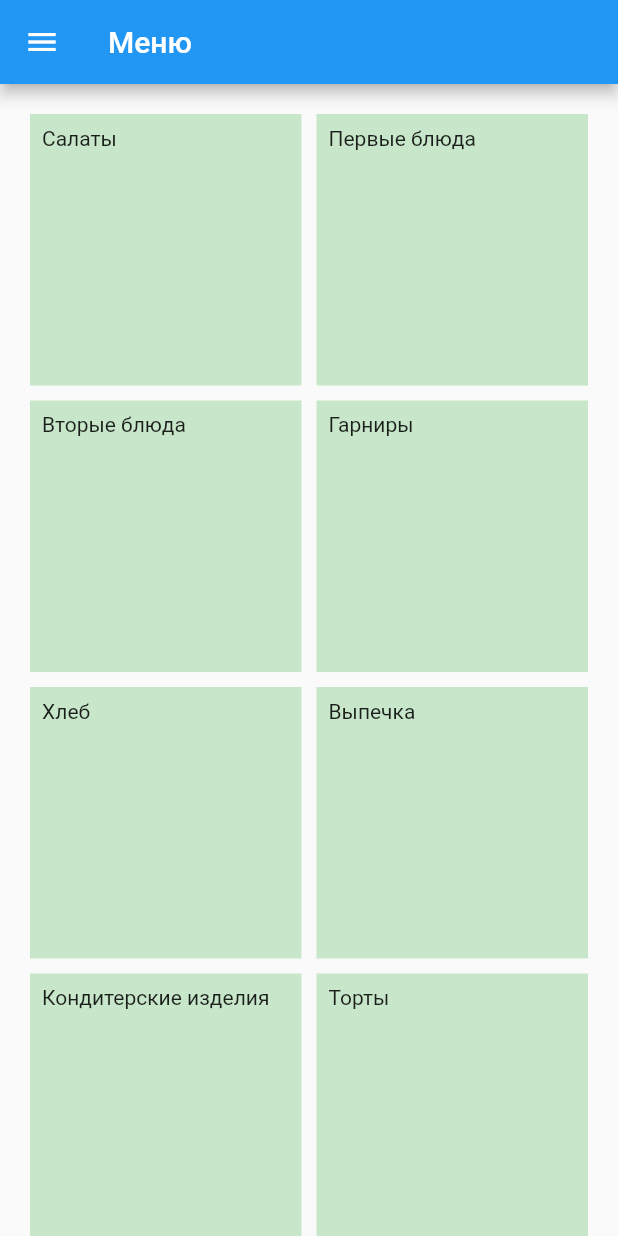
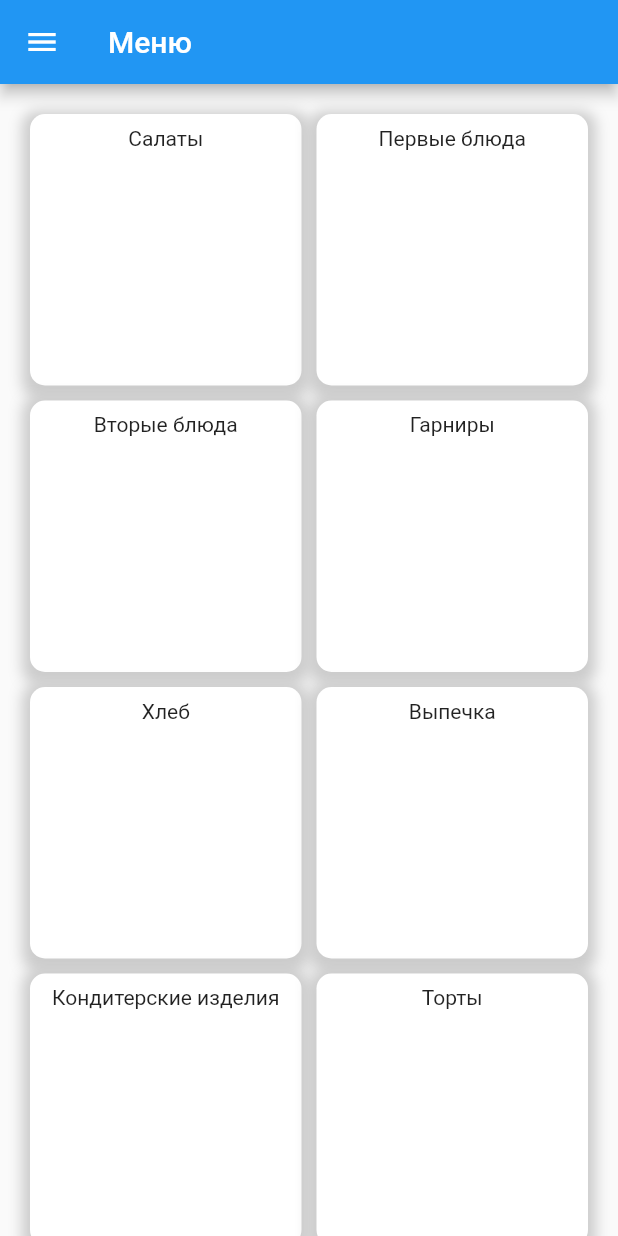
Before and after one commit to greenfield0000/go-food, a Flutter app: the MainPage screen opened by its route, on a phone screen of 412 x 824 dp. Run offline on Flutter 3.47's test engine with Material 2 defaults, Android fonts, the phone set to English and light mode, and no system bars.

Commit message:
Create card category

```diff
--- a/mobile/lib/main.dart
+++ b/mobile/lib/main.dart
@@ -1,7 +1,7 @@
 import 'package:flutter/material.dart';
 import 'package:mobile/pages/login-page.dart';
 
-import 'pages/main-page.dart';
+import 'pages/category-page.dart';
 
 void main() {
   runApp(MyApp());
--- /dev/null
+++ b/mobile/lib/pages/category-page.dart
@@ -0,0 +1,129 @@
+import 'dart:ui';
+
+import 'package:flutter/cupertino.dart';
+import 'package:flutter/material.dart';
+import 'package:flutter/painting.dart';
+
+class MainPage extends StatefulWidget {
+  MainPage({Key key, String tittle}) : super(key: key);
+
+  @override
+  _MainPageState createState() => _MainPageState();
+}
+
+class _MainPageState extends State<MainPage> {
+  /*
+  * Построение списка категорий
+  */
+  CustomScrollView buildCustomScrollView() {
+    return CustomScrollView(
+      primary: false,
+      slivers: <Widget>[
+        SliverPadding(
+          padding: const EdgeInsets.all(20),
+          sliver: SliverGrid.count(
+            crossAxisSpacing: 10,
+            mainAxisSpacing: 10,
+            crossAxisCount: 2,
+            children: <Widget>[
+              _buildCategoryItem(context, "Салаты"),
+              _buildCategoryItem(context, "Первые блюда"),
+              _buildCategoryItem(context, "Вторые блюда"),
+              _buildCategoryItem(context, "Гарниры"),
+              _buildCategoryItem(context, "Хлеб"),
+              _buildCategoryItem(context, "Выпечка"),
+              _buildCategoryItem(context, "Кондитерские изделия"),
+              _buildCategoryItem(context, "Торты")
+            ],
+          ),
+        ),
+      ],
+    );
+  }
+
+  /*
+   * Создание категории меню
+   */
+  Builder _buildCategoryItem(BuildContext context, String text) {
+    return Builder(
+      builder: (context) => Container(
+        child: InkWell(
+          onTap: () {
+            Scaffold.of(context).showSnackBar(SnackBar(
+              content: Text(
+                "Выбрана категория '" + text + '\'',
+                textAlign: TextAlign.center,
+                style: TextStyle(fontSize: 16.0, fontWeight: FontWeight.bold),
+              ),
+              duration: Duration(seconds: 2),
+            ));
+          },
+          child: Container(
+            padding: const EdgeInsets.all(8),
+            decoration: BoxDecoration(
+              boxShadow: [
+                BoxShadow(
+                  color: Colors.grey.withOpacity(0.5),
+                  spreadRadius: 5,
+                  blurRadius: 7,
+                  offset: Offset(0, 3), // changes position of shadow
+                ),
+              ],
+              color: Colors.white,
+              borderRadius: BorderRadius.all(Radius.circular(10.0)),
+            ),
+            child: Text(
+              text.toString(),
+              textAlign: TextAlign.center,
+            ),
+//            color: Colors.green[100],
+          ),
+        ),
+      ),
+    );
+  }
+
+  @override
+  Widget build(BuildContext context) {
+    return Scaffold(
+        appBar: AppBar(
+          title: Text('Меню'),
+        ),
+        drawer: Drawer(
+          child: ListView(
+            padding: EdgeInsets.zero,
+            children: [
+              DrawerHeader(
+                decoration: BoxDecoration(
+                  color: Colors.blue,
+                ),
+                padding: EdgeInsets.all(10),
+                child: CircleAvatar(
+//                    radius: 10,
+//                    backgroundColor: Color(0xffFDCF09),
+                  child: CircleAvatar(
+                    radius: 75,
+                    backgroundImage: NetworkImage(
+                        'https://sun9-57.userapi.com/c855628/v855628430/83a6e/7mr8s5PVxvY.jpg'),
+                  ),
+                ),
+              ),
+              _buildListTileDrawer(Icon(Icons.account_circle), Text('Профиль')),
+              _buildListTileDrawer(Icon(Icons.message), Text('Сообщения')),
+              _buildListTileDrawer(Icon(Icons.settings), Text('Настройки')),
+            ],
+          ),
+        ),
+        body: buildCustomScrollView());
+  }
+
+/*
+ * Создание итема слайдер бара
+ */
+  ListTile _buildListTileDrawer(Icon icon, Text text) {
+    return ListTile(
+      leading: icon,
+      title: text,
+    );
+  }
+}
--- a/mobile/lib/pages/main-page.dart
+++ /dev/null
@@ -1,95 +0,0 @@
-import 'package:flutter/cupertino.dart';
-import 'package:flutter/material.dart';
-
-class MainPage extends StatefulWidget {
-  MainPage({Key key, String tittle}) : super(key: key);
-
-  @override
-  _MainPageState createState() => _MainPageState();
-}
-
-class _MainPageState extends State<MainPage> {
-  @override
-  Widget build(BuildContext context) {
-    return Container(
-      child: Scaffold(
-          appBar: AppBar(
-            title: Text('Меню'),
-          ),
-          drawer: Drawer(
-            child: ListView(
-              padding: EdgeInsets.zero,
-              children: [
-                DrawerHeader(
-                  decoration: BoxDecoration(
-                    color: Colors.blue,
-                  ),
-                  child: Text(
-                    'Drawer',
-                    style: TextStyle(
-                      color: Colors.white,
-                      fontSize: 24,
-                    ),
-                  ),
-                ),
-                _buildListTileDrawer(Icon(Icons.message), Text('Messages')),
-                _buildListTileDrawer(
-                    Icon(Icons.account_circle), Text('Profile')),
-                _buildListTileDrawer(Icon(Icons.settings), Text('Settings')),
-              ],
-            ),
-          ),
-          body: buildCustomScrollView()),
-    );
-  }
-
-  /*
-  * Построение списка категорий
-  */
-  CustomScrollView buildCustomScrollView() {
-    return CustomScrollView(
-      primary: false,
-      slivers: <Widget>[
-        SliverPadding(
-          padding: const EdgeInsets.all(20),
-          sliver: SliverGrid.count(
-            crossAxisSpacing: 10,
-            mainAxisSpacing: 10,
-            crossAxisCount: 2,
-            children: <Widget>[
-              _buildCategoryItem("Салаты")
-              ,_buildCategoryItem("Первые блюда")
-              ,_buildCategoryItem("Вторые блюда")
-              ,_buildCategoryItem("Гарниры")
-              ,_buildCategoryItem("Хлеб")
-              ,_buildCategoryItem("Выпечка")
-              ,_buildCategoryItem("Кондитерские изделия")
-              ,_buildCategoryItem("Торты")
-            ],
-          ),
-        ),
-      ],
-    );
-  }
-
-  /*
-   * Создание категории меню
-   */
-  Container _buildCategoryItem(String text) {
-    return Container(
-      padding: const EdgeInsets.all(8),
-      child: Text(text.toString()),
-      color: Colors.green[100],
-    );
-  }
-
-/*
- * Создание итема слайдер бара
- */
-  ListTile _buildListTileDrawer(Icon icon, Text text) {
-    return ListTile(
-      leading: icon,
-      title: text,
-    );
-  }
-}
```
